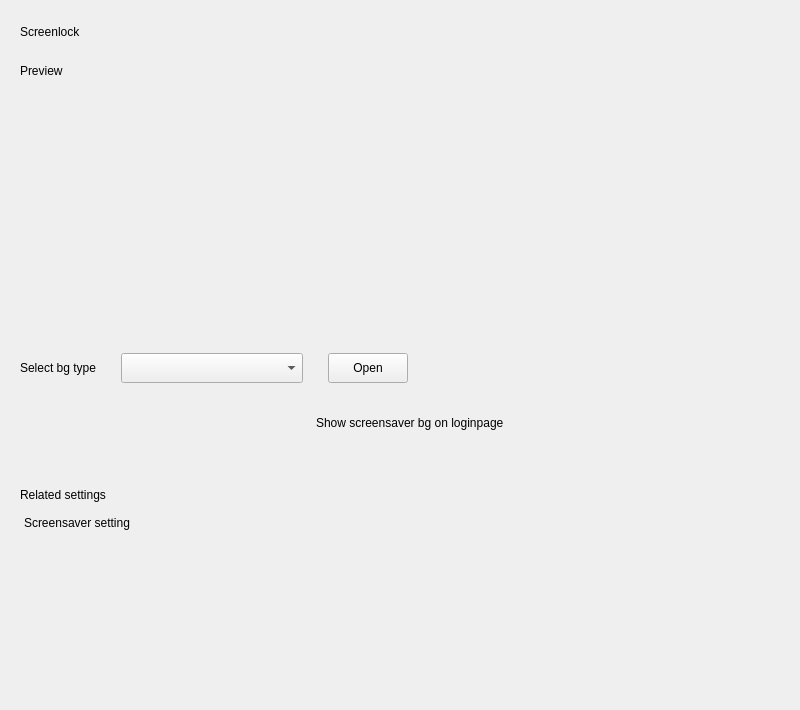
First picture: the form in plugins/personalized/screenlock/screenlock.ui, repository ukui/ukui-control-center, before the edit.
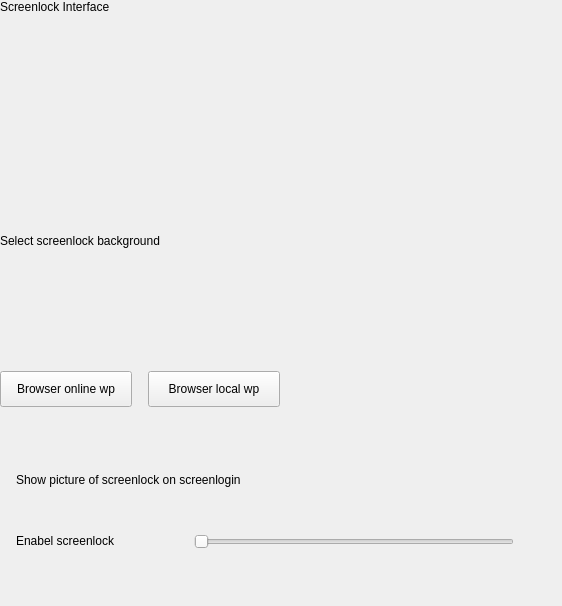
Second picture: the form after the edit.

Commit message: [hening]  * realize the function of screenlock

Patch:
```diff
--- a/plugins/personalized/screenlock/screenlock.ui
+++ b/plugins/personalized/screenlock/screenlock.ui
@@ -6,8 +6,8 @@
    <rect>
     <x>0</x>
     <y>0</y>
-    <width>800</width>
-    <height>710</height>
+    <width>562</width>
+    <height>606</height>
    </rect>
   </property>
   <property name="minimumSize">
@@ -36,26 +36,33 @@
     <number>0</number>
    </property>
    <property name="rightMargin">
+    <number>32</number>
+   </property>
+   <property name="bottomMargin">
+    <number>30</number>
+   </property>
+   <item>
+    <widget class="QWidget" name="widget" native="true">
+     <layout class="QVBoxLayout" name="verticalLayout_3">
+      <property name="spacing">
     <number>0</number>
    </property>
+      <property name="leftMargin">
+       <number>0</number>
+      </property>
+      <property name="topMargin">
+       <number>0</number>
+      </property>
+      <property name="rightMargin">
+       <number>0</number>
+      </property>
    <property name="bottomMargin">
     <number>0</number>
    </property>
    <item>
-    <widget class="QStackedWidget" name="StackedWidget">
-     <widget class="QWidget" name="Page1">
       <layout class="QVBoxLayout" name="verticalLayout">
        <property name="spacing">
-        <number>10</number>
-       </property>
-       <property name="leftMargin">
-        <number>20</number>
-       </property>
-       <property name="topMargin">
-        <number>25</number>
-       </property>
-       <property name="rightMargin">
-        <number>0</number>
+         <number>16</number>
        </property>
        <property name="bottomMargin">
         <number>0</number>
@@ -69,45 +76,7 @@
           </sizepolicy>
          </property>
          <property name="text">
-          <string>Screenlock</string>
-         </property>
-         <property name="scaledContents">
-          <bool>true</bool>
-         </property>
-         <property name="stylesize" stdset="0">
-          <string notr="true">title1#</string>
-         </property>
-        </widget>
-       </item>
-       <item>
-        <spacer name="verticalSpacer_4">
-         <property name="orientation">
-          <enum>Qt::Vertical</enum>
-         </property>
-         <property name="sizeType">
-          <enum>QSizePolicy::Fixed</enum>
-         </property>
-         <property name="sizeHint" stdset="0">
-          <size>
-           <width>20</width>
-           <height>15</height>
-          </size>
-         </property>
-        </spacer>
-       </item>
-       <item>
-        <widget class="QLabel" name="label_2">
-         <property name="sizePolicy">
-          <sizepolicy hsizetype="Fixed" vsizetype="Fixed">
-           <horstretch>0</horstretch>
-           <verstretch>0</verstretch>
-          </sizepolicy>
-         </property>
-         <property name="text">
-          <string>Preview</string>
-         </property>
-         <property name="scaledContents">
-          <bool>true</bool>
+           <string>Screenlock Interface</string>
          </property>
         </widget>
        </item>
@@ -123,14 +92,14 @@
            </property>
            <property name="minimumSize">
             <size>
-             <width>400</width>
-             <height>240</height>
+              <width>300</width>
+              <height>180</height>
             </size>
            </property>
            <property name="maximumSize">
             <size>
-             <width>400</width>
-             <height>240</height>
+              <width>300</width>
+              <height>180</height>
             </size>
            </property>
            <property name="text">
@@ -139,7 +108,7 @@
           </widget>
          </item>
          <item>
-          <spacer name="horizontalSpacer">
+           <spacer name="horizontalSpacer_4">
            <property name="orientation">
             <enum>Qt::Horizontal</enum>
            </property>
@@ -164,16 +133,11 @@
          <property name="sizeHint" stdset="0">
           <size>
            <width>20</width>
-           <height>15</height>
+            <height>8</height>
           </size>
          </property>
         </spacer>
        </item>
-       <item>
-        <layout class="QHBoxLayout" name="horizontalLayout_2">
-         <property name="spacing">
-          <number>25</number>
-         </property>
          <item>
           <widget class="QLabel" name="label_3">
            <property name="sizePolicy">
@@ -183,65 +147,15 @@
             </sizepolicy>
            </property>
            <property name="text">
-            <string>Select bg type</string>
-           </property>
-           <property name="scaledContents">
-            <bool>true</bool>
-           </property>
+           <string>Select screenlock background</string>
+          </property>
           </widget>
          </item>
          <item>
-          <widget class="QComboBox" name="formComboBox">
-           <property name="minimumSize">
-            <size>
-             <width>182</width>
-             <height>30</height>
-            </size>
-           </property>
-           <property name="maximumSize">
-            <size>
-             <width>182</width>
-             <height>30</height>
-            </size>
-           </property>
-          </widget>
+         <widget class="QWidget" name="backgroundsWidget" native="true"/>
          </item>
          <item>
-          <widget class="QPushButton" name="openPushBtn">
-           <property name="minimumSize">
-            <size>
-             <width>0</width>
-             <height>30</height>
-            </size>
-           </property>
-           <property name="maximumSize">
-            <size>
-             <width>16777215</width>
-             <height>30</height>
-            </size>
-           </property>
-           <property name="text">
-            <string>Open</string>
-           </property>
-          </widget>
-         </item>
-         <item>
-          <spacer name="horizontalSpacer_2">
-           <property name="orientation">
-            <enum>Qt::Horizontal</enum>
-           </property>
-           <property name="sizeHint" stdset="0">
-            <size>
-             <width>40</width>
-             <height>20</height>
-            </size>
-           </property>
-          </spacer>
-         </item>
-        </layout>
-       </item>
-       <item>
-        <spacer name="verticalSpacer_5">
+         <spacer name="verticalSpacer_2">
          <property name="orientation">
           <enum>Qt::Vertical</enum>
          </property>
@@ -251,44 +165,67 @@
          <property name="sizeHint" stdset="0">
           <size>
            <width>20</width>
-           <height>15</height>
+            <height>8</height>
           </size>
          </property>
         </spacer>
        </item>
        <item>
-        <layout class="QHBoxLayout" name="setloginbgHLayout">
+         <layout class="QHBoxLayout" name="horizontalLayout_2">
          <property name="spacing">
-          <number>25</number>
+           <number>16</number>
          </property>
          <item>
-          <widget class="QLabel" name="label_5">
-           <property name="sizePolicy">
-            <sizepolicy hsizetype="Fixed" vsizetype="Fixed">
-             <horstretch>0</horstretch>
-             <verstretch>0</verstretch>
-            </sizepolicy>
-           </property>
+           <widget class="QPushButton" name="browserOnlinewpBtn">
            <property name="minimumSize">
             <size>
-             <width>0</width>
-             <height>30</height>
+              <width>132</width>
+              <height>36</height>
             </size>
            </property>
            <property name="maximumSize">
             <size>
-             <width>16777215</width>
-             <height>30</height>
+              <width>132</width>
+              <height>36</height>
             </size>
            </property>
            <property name="text">
-            <string>Show screensaver bg on loginpage</string>
-           </property>
-           <property name="scaledContents">
-            <bool>true</bool>
-           </property>
-          </widget>
-         </item>
+             <string>Browser online wp</string>
+            </property>
+           </widget>
+          </item>
+          <item>
+           <widget class="QPushButton" name="browserLocalwpBtn">
+            <property name="minimumSize">
+             <size>
+              <width>132</width>
+              <height>36</height>
+             </size>
+            </property>
+            <property name="maximumSize">
+             <size>
+              <width>132</width>
+              <height>36</height>
+             </size>
+            </property>
+            <property name="text">
+             <string>Browser local wp</string>
+            </property>
+           </widget>
+          </item>
+          <item>
+           <spacer name="horizontalSpacer">
+            <property name="orientation">
+             <enum>Qt::Horizontal</enum>
+            </property>
+            <property name="sizeHint" stdset="0">
+             <size>
+              <width>40</width>
+              <height>20</height>
+             </size>
+            </property>
+           </spacer>
+          </item>
         </layout>
        </item>
        <item>
@@ -302,13 +239,56 @@
          <property name="sizeHint" stdset="0">
           <size>
            <width>20</width>
-           <height>40</height>
+            <height>32</height>
           </size>
          </property>
         </spacer>
        </item>
        <item>
-        <widget class="QLabel" name="label_6">
+         <layout class="QVBoxLayout" name="verticalLayout_5">
+          <property name="spacing">
+           <number>2</number>
+          </property>
+          <property name="bottomMargin">
+           <number>0</number>
+          </property>
+          <item>
+           <widget class="QWidget" name="loginWidget" native="true">
+            <property name="minimumSize">
+             <size>
+              <width>0</width>
+              <height>50</height>
+             </size>
+            </property>
+            <property name="maximumSize">
+             <size>
+              <width>16777215</width>
+              <height>50</height>
+             </size>
+            </property>
+            <layout class="QHBoxLayout" name="horizontalLayout_4">
+             <property name="spacing">
+              <number>0</number>
+             </property>
+             <property name="leftMargin">
+              <number>16</number>
+             </property>
+             <property name="topMargin">
+              <number>0</number>
+             </property>
+             <property name="rightMargin">
+              <number>16</number>
+             </property>
+             <property name="bottomMargin">
+              <number>0</number>
+             </property>
+             <item>
+              <layout class="QHBoxLayout" name="loginbgHorLayout">
+               <property name="spacing">
+                <number>0</number>
+               </property>
+               <item>
+                <widget class="QLabel" name="label_4">
          <property name="sizePolicy">
           <sizepolicy hsizetype="Fixed" vsizetype="Fixed">
            <horstretch>0</horstretch>
@@ -316,25 +296,73 @@
           </sizepolicy>
          </property>
          <property name="text">
-          <string>Related settings</string>
-         </property>
-         <property name="scaledContents">
-          <bool>true</bool>
-         </property>
-         <property name="stylesize" stdset="0">
-          <string notr="true">title1#</string>
-         </property>
-        </widget>
-       </item>
+                  <string>Show picture of screenlock on screenlogin</string>
+                 </property>
+                </widget>
+               </item>
+               <item>
+                <spacer name="horizontalSpacer_2">
+                 <property name="orientation">
+                  <enum>Qt::Horizontal</enum>
+                 </property>
+                 <property name="sizeHint" stdset="0">
+                  <size>
+                   <width>40</width>
+                   <height>20</height>
+                  </size>
+                 </property>
+                </spacer>
+               </item>
+              </layout>
+             </item>
+            </layout>
+           </widget>
+          </item>
+          <item>
+           <widget class="QWidget" name="enableWidget" native="true">
+            <property name="minimumSize">
+             <size>
+              <width>0</width>
+              <height>69</height>
+             </size>
+            </property>
+            <property name="maximumSize">
+             <size>
+              <width>16777215</width>
+              <height>69</height>
+             </size>
+            </property>
+            <layout class="QHBoxLayout" name="horizontalLayout_6">
+             <property name="spacing">
+              <number>0</number>
+             </property>
+             <property name="leftMargin">
+              <number>16</number>
+             </property>
+             <property name="topMargin">
+              <number>0</number>
+             </property>
+             <property name="rightMargin">
+              <number>16</number>
+             </property>
+             <property name="bottomMargin">
+              <number>0</number>
+             </property>
        <item>
         <layout class="QHBoxLayout" name="horizontalLayout_5">
+               <property name="spacing">
+                <number>0</number>
+               </property>
          <item>
-          <widget class="QPushButton" name="screensaverBtn">
+                <widget class="QLabel" name="label_5">
+                 <property name="sizePolicy">
+                  <sizepolicy hsizetype="Fixed" vsizetype="Fixed">
+                   <horstretch>0</horstretch>
+                   <verstretch>0</verstretch>
+                  </sizepolicy>
+                 </property>
            <property name="text">
-            <string>Screensaver setting</string>
-           </property>
-           <property name="flat">
-            <bool>true</bool>
+                  <string>Enabel screenlock</string>
            </property>
           </widget>
          </item>
@@ -351,26 +379,47 @@
            </property>
           </spacer>
          </item>
-        </layout>
-       </item>
        <item>
-        <spacer name="verticalSpacer_2">
+                <widget class="QSlider" name="delaySlider">
+                 <property name="minimumSize">
+                  <size>
+                   <width>320</width>
+                   <height>0</height>
+                  </size>
+                 </property>
+                 <property name="maximumSize">
+                  <size>
+                   <width>320</width>
+                   <height>16777215</height>
+                  </size>
+                 </property>
+                 <property name="maximum">
+                  <number>60</number>
+                 </property>
+                 <property name="singleStep">
+                  <number>10</number>
+                 </property>
+                 <property name="value">
+                  <number>0</number>
+                 </property>
+                 <property name="sliderPosition">
+                  <number>0</number>
+                 </property>
          <property name="orientation">
-          <enum>Qt::Vertical</enum>
-         </property>
-         <property name="sizeType">
-          <enum>QSizePolicy::Expanding</enum>
-         </property>
-         <property name="sizeHint" stdset="0">
-          <size>
-           <width>20</width>
-           <height>40</height>
-          </size>
-         </property>
-        </spacer>
-       </item>
-      </layout>
-     </widget>
+                  <enum>Qt::Horizontal</enum>
+                 </property>
+                </widget>
+               </item>
+              </layout>
+             </item>
+            </layout>
+           </widget>
+          </item>
+         </layout>
+        </item>
+       </layout>
+      </item>
+     </layout>
     </widget>
    </item>
   </layout>
```
Left out of the diff: 9 changed lines with no effect on the pictures. Lines whose indentation alone changed are shown as unchanged. The commit also changes 22 other files.
